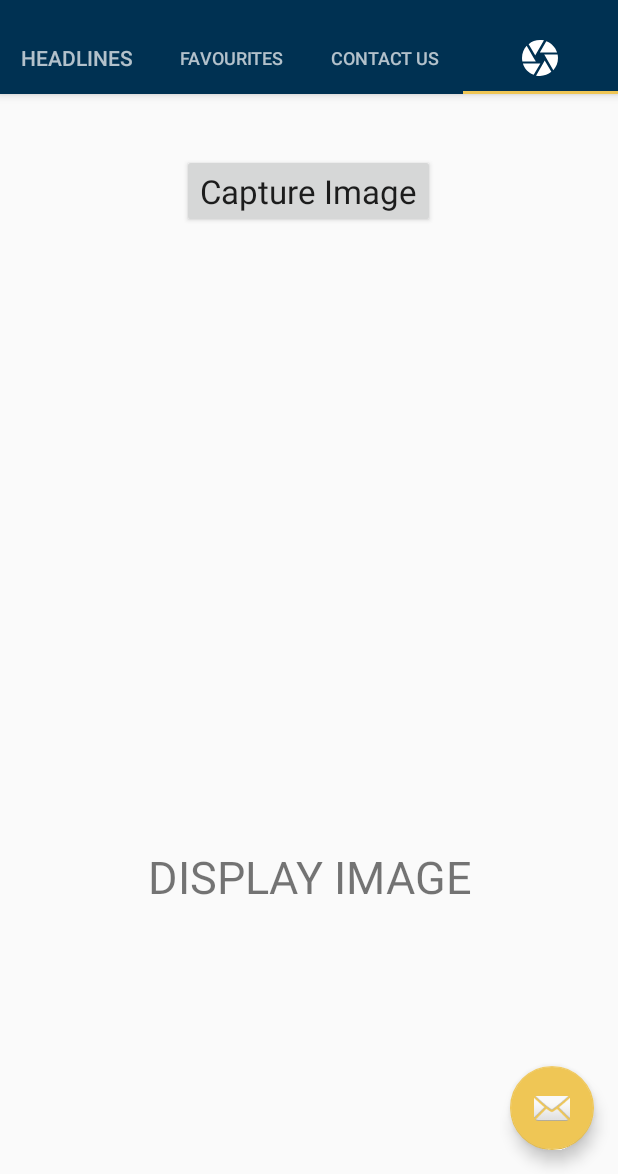
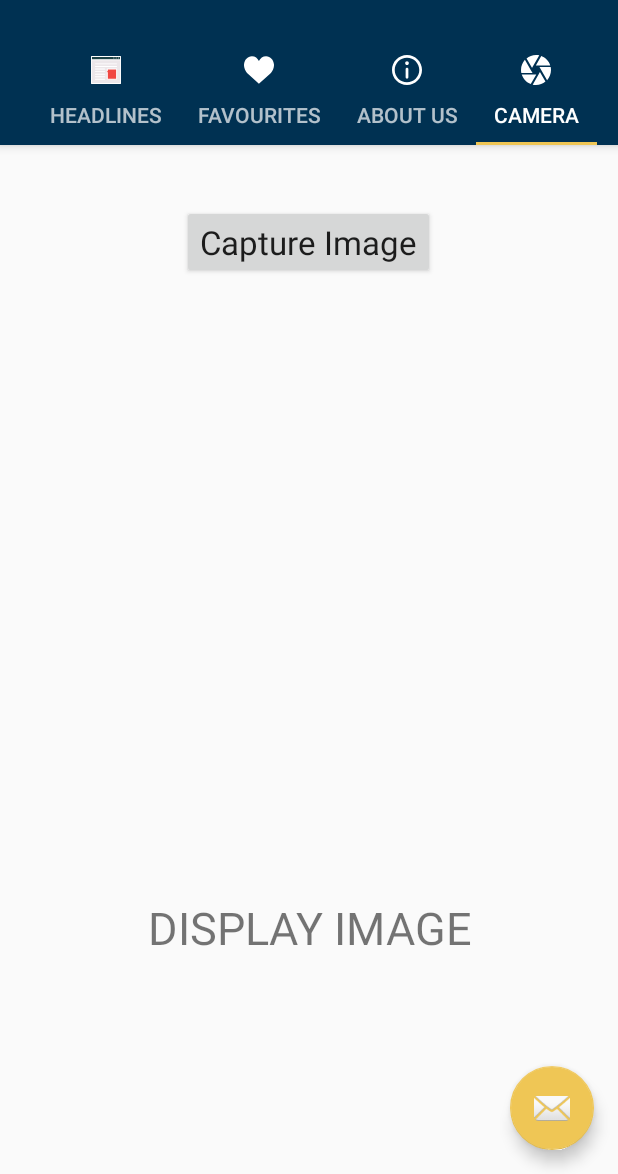
Before and after one commit to DevangT98/News-Application, an Android app: the screen it shows after launch (MainActivity), tab 4 chosen, on a phone screen of 412 x 824 dp, the part 62-1236 px from its top. Run offline under Robolectric (Android 15) with nearby library versions, the phone set to English and light mode, and no system bars; our stand-ins replace Picasso, Volley; network calls fail; pictures from the network do not load.

Commit message:
UI changes

```diff
--- a/app/src/main/java/com/example/dailyfeed/MainActivity.java
+++ b/app/src/main/java/com/example/dailyfeed/MainActivity.java
@@ -44,10 +44,10 @@ public class MainActivity extends AppCompatActivity
         TabLayout tabLayout =(TabLayout) findViewById(R.id.tab_layout);
 
         //Naming Tabs
-        tabLayout.addTab(tabLayout.newTab().setText("Headlines"));
-        tabLayout.addTab(tabLayout.newTab().setText("Favourites"));
-        tabLayout.addTab(tabLayout.newTab().setText("Contact Us"));
-        tabLayout.addTab(tabLayout.newTab().setIcon(R.drawable.ic_cam));
+        tabLayout.addTab(tabLayout.newTab().setIcon(R.drawable.ic_headline).setText("Headlines"));
+        tabLayout.addTab(tabLayout.newTab().setIcon(R.drawable.ic_like).setText("Favourites"));
+        tabLayout.addTab(tabLayout.newTab().setIcon(R.drawable.ic_information).setText("About Us"));
+        tabLayout.addTab(tabLayout.newTab().setIcon(R.drawable.ic_cam).setText("Camera"));
 
         //View Pager Initialization
         final ViewPager viewPager =(ViewPager) findViewById(R.id.pager);
--- a/app/src/main/res/drawable/ic_cam.xml
+++ b/app/src/main/res/drawable/ic_cam.xml
@@ -1,4 +1,4 @@
-<vector android:height="24dp" android:viewportHeight="510"
-    android:viewportWidth="510" android:width="24dp" xmlns:android="http://schemas.android.com/apk/res/android">
+<vector android:height="20dp" android:viewportHeight="510"
+    android:viewportWidth="510" android:width="20dp" xmlns:android="http://schemas.android.com/apk/res/android">
     <path android:fillColor="#FFFFFF" android:pathData="M188.7,216.75L311.1,5.1C293.25,2.55 272.85,0 255,0C193.8,0 137.7,20.4 94.35,58.65L188.7,219.3V216.75zM497.25,178.5c-22.95,-73.95 -79.05,-135.15 -153,-160.65l-91.8,160.65H497.25zM504.9,204H313.65l7.649,12.75L443.7,428.4C484.5,382.5 510,321.3 510,255C510,237.15 507.45,219.3 504.9,204zM165.75,255L66.3,81.6C25.5,127.5 0,188.7 0,255c0,17.85 2.55,35.7 5.1,51h191.25L165.75,255zM12.75,331.5c22.95,73.95 79.05,135.15 153,160.65L260.1,331.5H12.75L12.75,331.5zM298.35,331.5L198.9,504.9c17.85,5.1 35.7,5.1 56.1,5.1c61.2,0 117.3,-20.4 160.65,-58.65L321.3,290.7L298.35,331.5z"/>
 </vector>
--- /dev/null
+++ b/app/src/main/res/drawable/ic_headline.xml
@@ -0,0 +1,18 @@
+<vector android:height="20dp" android:viewportHeight="512"
+    android:viewportWidth="512" android:width="20dp" xmlns:android="http://schemas.android.com/apk/res/android">
+    <path android:fillColor="#ECE7EA" android:pathData="M503.742,79.828l0,407.398l-495.484,0l0,-407.398l247.742,-22.022z"/>
+    <path android:fillColor="#1B4145" android:pathData="M8.258,24.774h495.484v55.054h-495.484z"/>
+    <path android:fillColor="#F14742" android:pathData="M278.022,239.484h159.656v176.172h-159.656z"/>
+    <path android:fillColor="#FFFFFF" android:pathData="M503.742,16.516H8.258C3.696,16.516 0,20.214 0,24.774v462.452c0,4.561 3.696,8.258 8.258,8.258h495.484c4.562,0 8.258,-3.697 8.258,-8.258V24.774C512,20.214 508.304,16.516 503.742,16.516zM495.484,33.032V71.57H16.516V33.032H495.484zM16.516,478.968V88.086h478.968v390.882H16.516z"/>
+    <path android:fillColor="#FFFFFF" android:pathData="M429.419,61.11c4.857,0 8.809,-3.952 8.809,-8.809s-3.952,-8.809 -8.809,-8.809c-4.857,0 -8.809,3.952 -8.809,8.809S424.563,61.11 429.419,61.11z"/>
+    <path android:fillColor="#FFFFFF" android:pathData="M467.957,61.11c4.857,0 8.809,-3.952 8.809,-8.809s-3.952,-8.809 -8.809,-8.809s-8.809,3.952 -8.809,8.809S463.1,61.11 467.957,61.11z"/>
+    <path android:fillColor="#FFFFFF" android:pathData="M390.882,61.11c4.857,0 8.809,-3.952 8.809,-8.809s-3.952,-8.809 -8.809,-8.809c-4.857,0 -8.809,3.952 -8.809,8.809S386.025,61.11 390.882,61.11z"/>
+    <path android:fillColor="#FFFFFF" android:pathData="M437.677,187.183H74.323c-4.562,0 -8.258,3.697 -8.258,8.258c0,4.561 3.696,8.258 8.258,8.258h363.355c4.562,0 8.258,-3.697 8.258,-8.258C445.935,190.88 442.239,187.183 437.677,187.183z"/>
+    <path android:fillColor="#FFFFFF" android:pathData="M437.677,143.14H74.323c-4.562,0 -8.258,3.697 -8.258,8.258s3.696,8.258 8.258,8.258h363.355c4.562,0 8.258,-3.697 8.258,-8.258S442.239,143.14 437.677,143.14z"/>
+    <path android:fillColor="#FFFFFF" android:pathData="M233.979,275.269H74.323c-4.562,0 -8.258,3.697 -8.258,8.258s3.696,8.258 8.258,8.258h159.656c4.562,0 8.258,-3.697 8.258,-8.258S238.54,275.269 233.979,275.269z"/>
+    <path android:fillColor="#FFFFFF" android:pathData="M233.979,231.226H74.323c-4.562,0 -8.258,3.697 -8.258,8.258s3.696,8.258 8.258,8.258h159.656c4.562,0 8.258,-3.697 8.258,-8.258S238.54,231.226 233.979,231.226z"/>
+    <path android:fillColor="#FFFFFF" android:pathData="M233.979,319.312H74.323c-4.562,0 -8.258,3.697 -8.258,8.258c0,4.561 3.696,8.258 8.258,8.258h159.656c4.562,0 8.258,-3.697 8.258,-8.258C242.237,323.009 238.54,319.312 233.979,319.312z"/>
+    <path android:fillColor="#FFFFFF" android:pathData="M233.979,363.355H74.323c-4.562,0 -8.258,3.697 -8.258,8.258c0,4.561 3.696,8.258 8.258,8.258h159.656c4.562,0 8.258,-3.697 8.258,-8.258C242.237,367.052 238.54,363.355 233.979,363.355z"/>
+    <path android:fillColor="#FFFFFF" android:pathData="M437.677,231.226H278.022c-4.562,0 -8.258,3.697 -8.258,8.258v27.527c0,4.561 3.696,8.258 8.258,8.258s8.258,-3.697 8.258,-8.258v-19.269h143.14v159.656H286.28V300.043c0,-4.561 -3.696,-8.258 -8.258,-8.258s-8.258,3.697 -8.258,8.258v115.613c0,4.561 3.696,8.258 8.258,8.258h159.656c4.562,0 8.258,-3.697 8.258,-8.258V239.484C445.935,234.923 442.239,231.226 437.677,231.226z"/>
+    <path android:fillColor="#FFFFFF" android:pathData="M233.979,407.398H74.323c-4.562,0 -8.258,3.697 -8.258,8.258c0,4.561 3.696,8.258 8.258,8.258h159.656c4.562,0 8.258,-3.697 8.258,-8.258C242.237,411.095 238.54,407.398 233.979,407.398z"/>
+</vector>
--- /dev/null
+++ b/app/src/main/res/drawable/ic_information.xml
@@ -0,0 +1,6 @@
+<vector android:height="20dp" android:viewportHeight="330"
+    android:viewportWidth="330" android:width="20dp" xmlns:android="http://schemas.android.com/apk/res/android">
+    <path android:fillColor="#FFFFFF" android:pathData="M165,0C74.019,0 0,74.02 0,165.001C0,255.982 74.019,330 165,330s165,-74.018 165,-164.999C330,74.02 255.981,0 165,0zM165,300c-74.44,0 -135,-60.56 -135,-134.999C30,90.562 90.56,30 165,30s135,60.562 135,135.001C300,239.44 239.439,300 165,300z"/>
+    <path android:fillColor="#FFFFFF" android:pathData="M164.998,70c-11.026,0 -19.996,8.976 -19.996,20.009c0,11.023 8.97,19.991 19.996,19.991c11.026,0 19.996,-8.968 19.996,-19.991C184.994,78.976 176.024,70 164.998,70z"/>
+    <path android:fillColor="#FFFFFF" android:pathData="M165,140c-8.284,0 -15,6.716 -15,15v90c0,8.284 6.716,15 15,15c8.284,0 15,-6.716 15,-15v-90C180,146.716 173.284,140 165,140z"/>
+</vector>
--- /dev/null
+++ b/app/src/main/res/drawable/ic_like.xml
@@ -0,0 +1,4 @@
+<vector android:height="20dp" android:viewportHeight="50"
+    android:viewportWidth="50" android:width="20dp" xmlns:android="http://schemas.android.com/apk/res/android">
+    <path android:fillColor="#FFFFFF" android:pathData="M24.85,10.126c2.018,-4.783 6.628,-8.125 11.99,-8.125c7.223,0 12.425,6.179 13.079,13.543c0,0 0.353,1.828 -0.424,5.119c-1.058,4.482 -3.545,8.464 -6.898,11.503L24.85,48L7.402,32.165c-3.353,-3.038 -5.84,-7.021 -6.898,-11.503c-0.777,-3.291 -0.424,-5.119 -0.424,-5.119C0.734,8.179 5.936,2 13.159,2C18.522,2 22.832,5.343 24.85,10.126z"/>
+</vector>
--- a/app/src/main/res/layout/app_bar_main.xml
+++ b/app/src/main/res/layout/app_bar_main.xml
@@ -23,8 +23,10 @@
             android:id="@+id/tab_layout"
             android:layout_width="match_parent"
             android:layout_height="wrap_content"
-            app:tabMode="fixed"
-            app:tabGravity="fill"/>
+            app:tabMode="scrollable"
+            android:layout_marginTop="10dp"
+            app:tabGravity="center"
+            app:tabContentStart="20dp"/>
 
 
     </com.google.android.material.appbar.AppBarLayout>
--- a/app/src/main/res/layout/content_main.xml
+++ b/app/src/main/res/layout/content_main.xml
@@ -1,5 +1,4 @@
 <?xml version="1.0" encoding="utf-8"?>
-
 <LinearLayout xmlns:android="http://schemas.android.com/apk/res/android"
     xmlns:app="http://schemas.android.com/apk/res-auto"
     xmlns:tools="http://schemas.android.com/tools"
```
Also changed, not shown: app/src/main/java/com/example/dailyfeed/Contact.java (added, +24 -0 lines), app/src/main/res/layout/contact.xml (added, +18 -0 lines).
